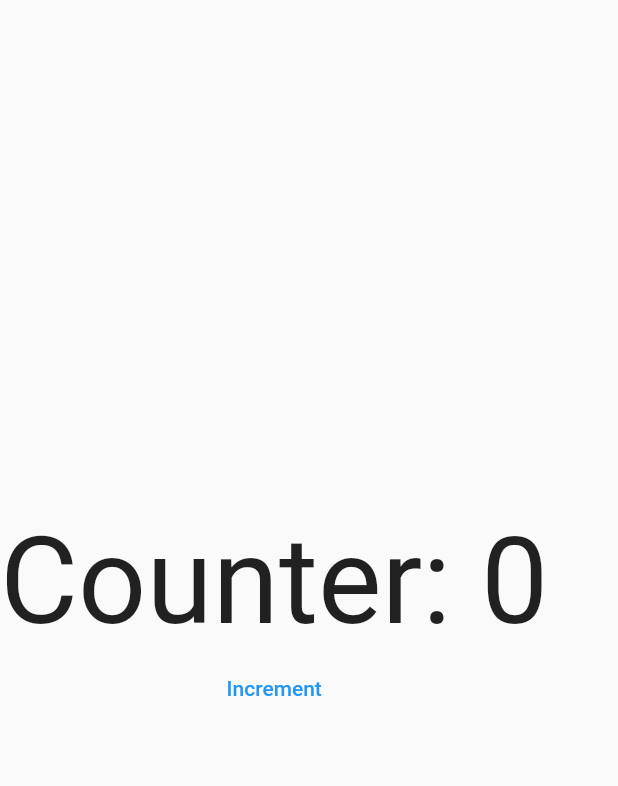
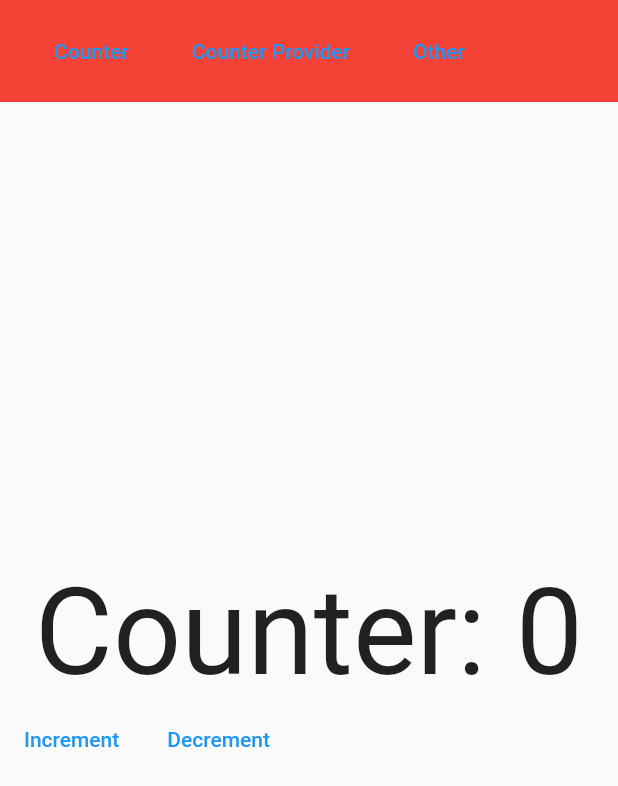
Before and after one commit to jamescardona11/web_examples, a Flutter app: the screen it shows after launch, on a phone screen of 412 x 824 dp. Shown: the top 786 px of the screen. Run offline on Flutter 3.47's test engine with Material 2 defaults, Android fonts, the light colour scheme and no system bars.

Commit message:
add menu

```diff
--- a/basic_1/lib/ui/page/counter_page.dart
+++ b/basic_1/lib/ui/page/counter_page.dart
@@ -1,3 +1,4 @@
+import 'package:basic_1/ui/shared/custom_app_menu.dart';
 import 'package:basic_1/ui/shared/custom_flat_button.dart';
 import 'package:flutter/material.dart';
 
@@ -18,10 +19,20 @@ class _CounterPageState extends State<CounterPage> {
       body: Column(
         mainAxisAlignment: MainAxisAlignment.center,
         children: [
-          Text(
+          CustomAppmenuWidget(),
+          Spacer(),
+          FittedBox(
+            fit: BoxFit.contain,
+            child: Padding(
+              padding: const EdgeInsets.symmetric(horizontal: 10),
+              child: Text(
                 'Counter: $counter',
                 style: TextStyle(fontSize: 80),
               ),
+            ),
+          ),
+          Row(
+            children: [
               CustomFlatButtonWidget(
                 text: 'Increment',
                 onPress: () {
@@ -29,7 +40,18 @@ class _CounterPageState extends State<CounterPage> {
                     counter++;
                   });
                 },
-          )
+              ),
+              CustomFlatButtonWidget(
+                text: 'Decrement',
+                onPress: () {
+                  setState(() {
+                    counter--;
+                  });
+                },
+              ),
+            ],
+          ),
+          Spacer(),
         ],
       ),
     );
--- /dev/null
+++ b/basic_1/lib/ui/shared/custom_app_menu.dart
@@ -0,0 +1,40 @@
+import 'package:flutter/material.dart';
+
+import 'custom_flat_button.dart';
+
+class CustomAppmenuWidget extends StatelessWidget {
+  const CustomAppmenuWidget({
+    Key? key,
+  }) : super(key: key);
+
+  @override
+  Widget build(BuildContext context) {
+    return Container(
+      width: double.infinity,
+      padding: const EdgeInsets.symmetric(horizontal: 20, vertical: 10),
+      color: Colors.red,
+      child: Row(
+        children: [
+          CustomFlatButtonWidget(
+            text: 'Counter',
+            onPress: () {},
+          ),
+          SizedBox(
+            width: 10,
+          ),
+          CustomFlatButtonWidget(
+            text: 'Counter Provider',
+            onPress: () {},
+          ),
+          SizedBox(
+            width: 10,
+          ),
+          CustomFlatButtonWidget(
+            text: 'Other',
+            onPress: () {},
+          ),
+        ],
+      ),
+    );
+  }
+}
```
Lines whose indentation alone changed are shown as unchanged.
